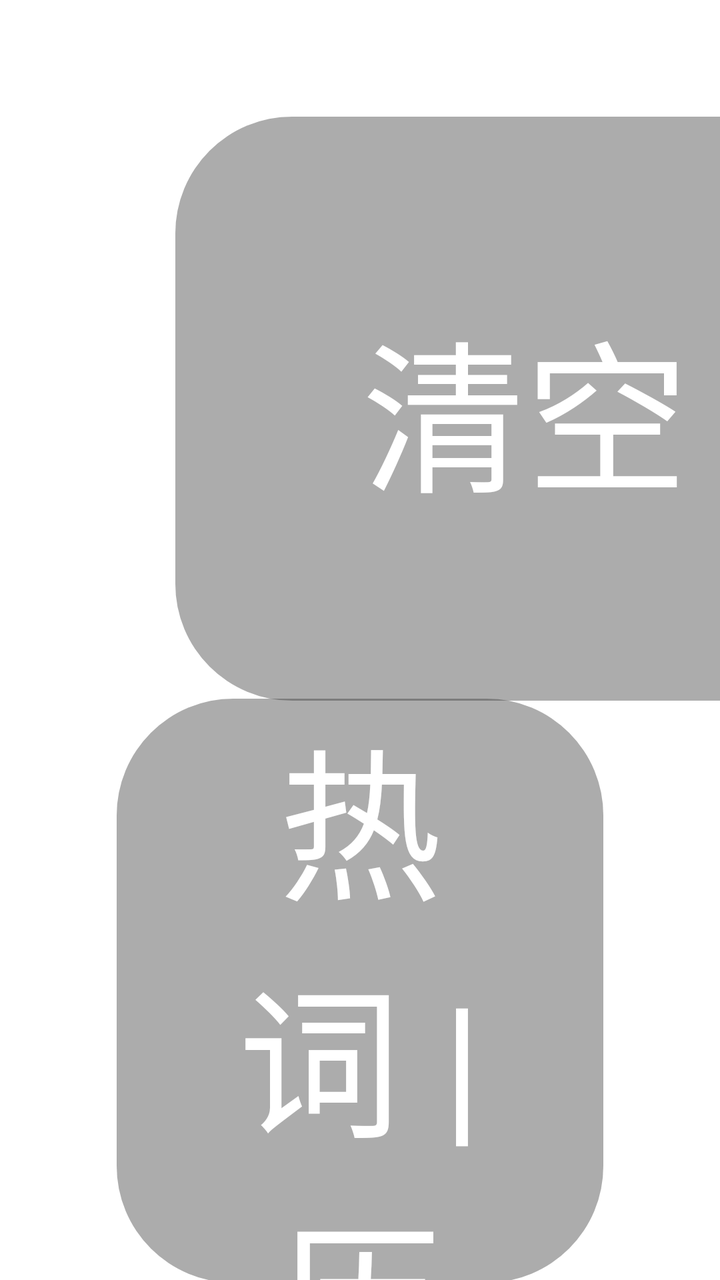
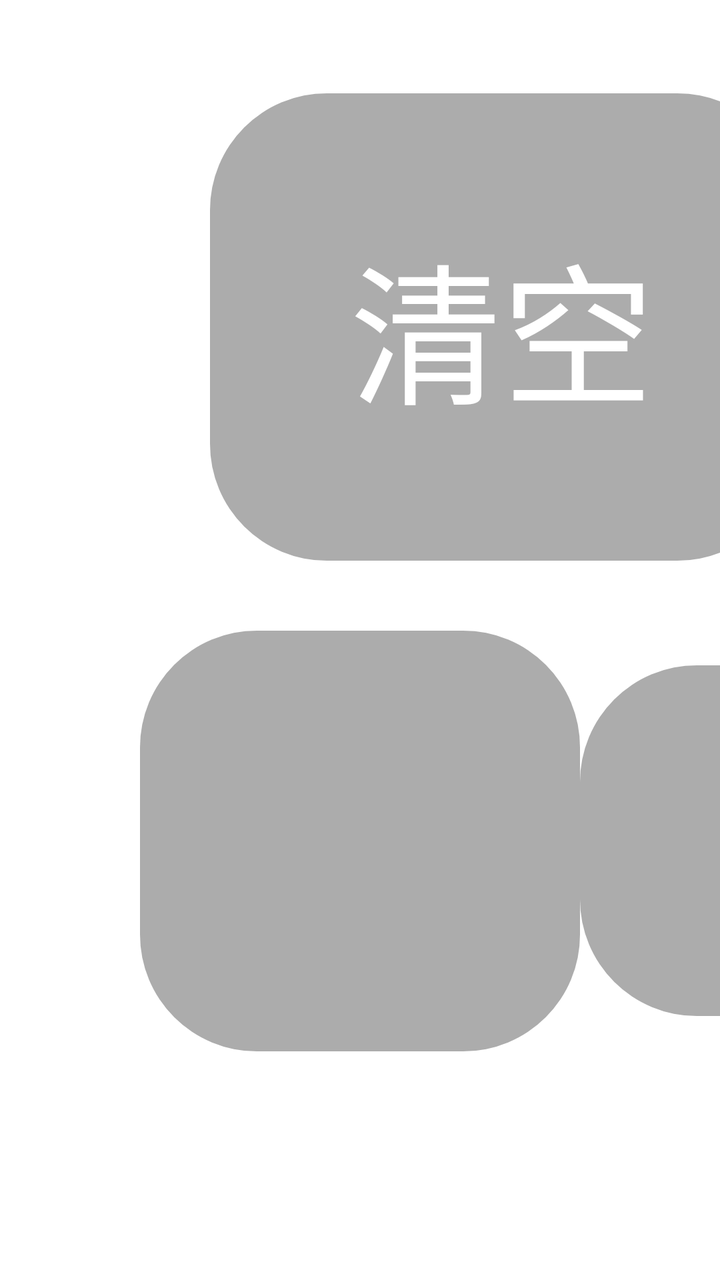

Before-and-after screenshots of an Android layout around one commit, followed by the original layout XML and the change that was made.
<!-- AndroidManifest.xml: application theme AppTheme.NoActionBar -->
<!-- res/layout/activity_search.xml -->
<?xml version="1.0" encoding="utf-8"?>
<LinearLayout xmlns:android="http://schemas.android.com/apk/res/android"
    xmlns:app="http://schemas.android.com/apk/res-auto"
    xmlns:tools="http://schemas.android.com/tools"
    android:layout_width="match_parent"
    android:layout_height="match_parent"
    android:clipChildren="false"
    android:clipToPadding="false"
    android:orientation="vertical"
    android:padding="@dimen/vs_10">

    
    <LinearLayout
        android:layout_width="match_parent"
        android:layout_height="wrap_content"
        android:gravity="center_vertical"
        android:orientation="horizontal">

        <EditText
            android:id="@+id/etSearch"
            android:layout_width="@dimen/vs_0"
            android:layout_height="@dimen/vs_50"
            android:layout_weight="1"
            android:background="@drawable/input_search"
            android:hint="请输入要搜索的内容"
            android:imeOptions="actionDone"
            android:inputType="text"
            android:maxLines="1"
            android:paddingLeft="@dimen/vs_10"
            android:paddingRight="@dimen/vs_10"
            android:textColor="@android:color/white"
            android:textColorHint="#99FFFFFF"
            android:textSize="@dimen/ts_20" />

        <TextView
            android:id="@+id/tvClear"
            android:layout_width="@dimen/vs_60"
            android:layout_height="@dimen/vs_50"
            android:layout_marginLeft="@dimen/vs_5"
            android:background="@drawable/shape_user_focus"
            android:focusable="true"
            android:gravity="center"
            android:text="清空"
            android:textColor="@android:color/white"
            android:textSize="@dimen/ts_20" />

        <TextView
            android:id="@+id/tvSearch"
            android:layout_width="@dimen/vs_60"
            android:layout_height="@dimen/vs_50"
            android:layout_marginLeft="@dimen/vs_5"
            android:background="@drawable/shape_user_focus"
            android:focusable="true"
            android:gravity="center"
            android:text="搜索"
            android:textColor="@android:color/white"
            android:textSize="@dimen/ts_20" />
    </LinearLayout>

    
    <LinearLayout
        android:id="@+id/llWord"
        android:layout_width="match_parent"
        android:layout_height="wrap_content"
        android:layout_marginTop="@dimen/vs_10"
        android:gravity="center_vertical"
        android:orientation="horizontal">

        <TextView
            android:id="@+id/wordSwitch"
            android:layout_width="wrap_content"
            android:layout_height="@dimen/vs_50"
            android:background="@drawable/shape_user_focus"
            android:focusable="true"
            android:gravity="center"
            android:paddingLeft="@dimen/vs_10"
            android:paddingRight="@dimen/vs_10"
            android:text="热词 | 历史"
            android:textColor="@android:color/white"
            android:textSize="@dimen/ts_20"
            android:textStyle="normal" />

        <TextView
            android:id="@+id/tvSearchCheckboxBtn"
            android:layout_width="wrap_content"
            android:layout_height="@dimen/vs_50"
            android:layout_marginLeft="@dimen/vs_5"
            android:background="@drawable/shape_user_focus"
            android:focusable="true"
            android:gravity="center"
            android:paddingLeft="@dimen/vs_10"
            android:paddingRight="@dimen/vs_10"
            android:text="指定搜索源"
            android:textColor="@android:color/white"
            android:textSize="@dimen/ts_20" />

        <com.owen.tvrecyclerview.widget.TvRecyclerView
            android:id="@+id/mGridViewWord"
            android:layout_width="@dimen/vs_0"
            android:layout_height="@dimen/vs_50"
            android:layout_marginLeft="@dimen/vs_5"
            android:layout_weight="1"
            android:clipChildren="false"
            android:clipToPadding="false"
            app:tv_horizontalSpacingWithMargins="@dimen/vs_5"
            app:tv_selectedItemIsCentered="false"
            app:tv_verticalSpacingWithMargins="@dimen/vs_5" />
    </LinearLayout>

    
    <LinearLayout
        android:id="@+id/llHistoryWord"
        android:layout_width="match_parent"
        android:layout_height="@dimen/vs_0"
        android:layout_weight="1"
        android:clipChildren="false"
        android:clipToPadding="false"
        android:orientation="vertical"
        android:paddingTop="@dimen/vs_10"
        android:visibility="gone">

        <LinearLayout
            android:layout_width="match_parent"
            android:layout_height="@dimen/vs_50"
            android:gravity="center_vertical"
            android:orientation="horizontal">

            <TextView
                android:id="@+id/tvHistoryTitle"
                android:layout_width="wrap_content"
                android:layout_height="@dimen/vs_50"
                android:gravity="center_vertical"
                android:letterSpacing="0.08"
                android:text="历  史"
                android:textColor="@android:color/white"
                android:textSize="@dimen/ts_22"
                android:textStyle="bold" />

            <Space
                android:layout_width="@dimen/vs_0"
                android:layout_height="wrap_content"
                android:layout_weight="1" />

            <ImageView
                android:id="@+id/tvHistoryClear"
                android:layout_width="@dimen/vs_50"
                android:layout_height="@dimen/vs_50"
                android:background="@drawable/shape_user_focus"
                android:focusable="true"
                android:padding="@dimen/vs_5"
                android:src="@drawable/icon_delete" />
        </LinearLayout>

        <GridLayout
            android:id="@+id/historyWordGrid"
            android:layout_width="match_parent"
            android:layout_height="wrap_content"
            android:layout_marginTop="@dimen/vs_10"
            android:columnCount="1"
            android:clipChildren="false"
            android:clipToPadding="false" />
    </LinearLayout>

    
    <LinearLayout
        android:id="@+id/llLayout"
        android:layout_width="match_parent"
        android:layout_height="@dimen/vs_0"
        android:layout_weight="1"
        android:layout_marginTop="@dimen/vs_10"
        android:clipChildren="false"
        android:clipToPadding="false"
        android:orientation="vertical">

        <com.owen.tvrecyclerview.widget.TvRecyclerView
            android:id="@+id/mGridView"
            android:layout_width="match_parent"
            android:layout_height="match_parent"
            android:clipChildren="false"
            android:clipToPadding="false"
            android:visibility="invisible"
            app:tv_horizontalSpacingWithMargins="@dimen/vs_5"
            app:tv_selectedItemIsCentered="false"
            app:tv_verticalSpacingWithMargins="@dimen/vs_5" />
    </LinearLayout>

    
    <com.github.tvbox.osc.ui.tv.widget.SearchKeyboard
        android:id="@+id/keyBoardRoot"
        android:layout_width="match_parent"
        android:layout_height="wrap_content"
        android:visibility="gone" />

    
    <LinearLayout
        android:id="@+id/remoteRoot"
        android:layout_width="match_parent"
        android:layout_height="wrap_content"
        android:orientation="vertical"
        android:visibility="gone">

        <TextView
            android:id="@+id/tvAddress"
            android:layout_width="match_parent"
            android:layout_height="wrap_content"
            android:layout_gravity="center_horizontal"
            android:layout_marginTop="@dimen/vs_20"
            android:gravity="center_horizontal"
            android:lineSpacingMultiplier="1.4"
            android:textColor="@android:color/white"
            android:textSize="@dimen/ts_20" />

        <ImageView
            android:id="@+id/ivQRCode"
            android:layout_width="@dimen/vs_300"
            android:layout_height="@dimen/vs_300"
            android:layout_gravity="center_horizontal"
            android:layout_marginTop="@dimen/vs_20"
            tools:ignore="InOrMmUsage" />
    </LinearLayout>
</LinearLayout>
<!-- resources referenced by this layout -->
<resources>
  <dimen name="ts_20">14mm</dimen>
  <dimen name="ts_22">15mm</dimen>
  <dimen name="vs_0">0mm</dimen>
  <dimen name="vs_10">10mm</dimen>
  <dimen name="vs_20">20mm</dimen>
  <dimen name="vs_300">300mm</dimen>
  <dimen name="vs_5">5mm</dimen>
  <dimen name="vs_50">50mm</dimen>
  <dimen name="vs_60">60mm</dimen>
  <!-- drawable icon_delete (drawable) -->
  <vector android:height="24dp" android:tint="#FFFFFF"
      android:viewportHeight="24" android:viewportWidth="24"
      android:width="24dp" xmlns:android="http://schemas.android.com/apk/res/android">
    <path android:fillColor="@android:color/white" android:pathData="M6,19c0,1.1 0.9,2 2,2h8c1.1,0 2,-0.9 2,-2L18,7L6,7v12zM8,9h8v10L8,19L8,9zM15.5,4l-1,-1h-5l-1,1L5,4v2h14L19,4z"/>
  </vector>
  <!-- drawable input_search (drawable) -->
  <?xml version="1.0" encoding="utf-8"?>
  <shape xmlns:android="http://schemas.android.com/apk/res/android">
      <corners android:radius="10mm" />
      <stroke
          android:width="@dimen/vs_2"
          android:color="#99FFFFFF" />
  </shape>
  <!-- drawable shape_user_focus (drawable) -->
  <?xml version="1.0" encoding="utf-8"?>
  <selector xmlns:android="http://schemas.android.com/apk/res/android">
      <item android:state_focused="true">
          <shape>
              <corners android:radius="10mm" />
              <stroke android:width="2mm" android:color="@color/color_FFFFFF" />
              <solid android:color="@color/color_6C3D3D3D" />
          </shape>
      </item>
      <item android:state_focused="false">
          <shape>
              <corners android:radius="10mm" />
              <solid android:color="@color/color_6C3D3D3D"/>
          </shape>
      </item>
  </selector>
  <style name="AppTheme.NoActionBar" parent="AppTheme">
          <item name="android:windowActionBar">false</item>
          <item name="android:windowNoTitle">true</item>
          <item name="windowActionBar">false</item>
          <item name="android:windowFullscreen">true</item>//全屏即无通知栏
          <item name="android:windowContentOverlay">@null</item>//是否有遮盖
          <item name="windowNoTitle">true</item>
          <item name="android:keepScreenOn">true</item>
          
          <item name="android:windowBackground">@android:color/transparent</item>
      </style>
  <dimen name="vs_2">2mm</dimen>
  <color name="color_FFFFFF">#ffffffff</color>
  <color name="color_6C3D3D3D">#6c3d3d3d</color>
  <style name="AppTheme" parent="Theme.AppCompat.Light.DarkActionBar">
          
          <item name="colorPrimary">@color/color_6200EE</item>
          <item name="colorPrimaryDark">@color/color_3700B3</item>
          <item name="colorAccent">@color/color_03DAC5</item>
      </style>
  <color name="color_6200EE">#6200EE</color>
  <color name="color_3700B3">#3700B3</color>
  <color name="color_03DAC5">#03DAC5</color>
</resources>

<!-- the commit's change to res/layout/activity_search.xml (unified diff, before → after) -->
@@ -7,19 +7,21 @@
     android:clipChildren="false"
     android:clipToPadding="false"
     android:orientation="vertical"
-    android:padding="@dimen/vs_10">
+    android:paddingLeft="@dimen/vs_12"
+    android:paddingTop="@dimen/vs_8"
+    android:paddingRight="@dimen/vs_12">
 
     
     <LinearLayout
         android:layout_width="match_parent"
-        android:layout_height="wrap_content"
+        android:layout_height="@dimen/vs_40"
         android:gravity="center_vertical"
         android:orientation="horizontal">
 
         <EditText
             android:id="@+id/etSearch"
             android:layout_width="@dimen/vs_0"
-            android:layout_height="@dimen/vs_50"
+            android:layout_height="match_parent"
             android:layout_weight="1"
             android:background="@drawable/input_search"
             android:hint="请输入要搜索的内容"
@@ -30,136 +32,163 @@
             android:paddingRight="@dimen/vs_10"
             android:textColor="@android:color/white"
             android:textColorHint="#99FFFFFF"
-            android:textSize="@dimen/ts_20" />
+            android:textSize="@dimen/ts_18" />
 
         <TextView
             android:id="@+id/tvClear"
-            android:layout_width="@dimen/vs_60"
-            android:layout_height="@dimen/vs_50"
-            android:layout_marginLeft="@dimen/vs_5"
+            android:layout_width="@dimen/vs_50"
+            android:layout_height="match_parent"
+            android:layout_marginLeft="@dimen/vs_6"
             android:background="@drawable/shape_user_focus"
             android:focusable="true"
             android:gravity="center"
+            android:singleLine="true"
             android:text="清空"
             android:textColor="@android:color/white"
-            android:textSize="@dimen/ts_20" />
+            android:textSize="@dimen/ts_18" />
 
         <TextView
             android:id="@+id/tvSearch"
             android:layout_width="@dimen/vs_60"
-            android:layout_height="@dimen/vs_50"
-            android:layout_marginLeft="@dimen/vs_5"
+            android:layout_height="match_parent"
+            android:layout_marginLeft="@dimen/vs_6"
             android:background="@drawable/shape_user_focus"
             android:focusable="true"
             android:gravity="center"
+            android:singleLine="true"
             android:text="搜索"
             android:textColor="@android:color/white"
-            android:textSize="@dimen/ts_20" />
+            android:textSize="@dimen/ts_18" />
     </LinearLayout>
 
     
-    <LinearLayout
-        android:id="@+id/llWord"
-        android:layout_width="match_parent"
-        android:layout_height="wrap_content"
-        android:layout_marginTop="@dimen/vs_10"
-        android:gravity="center_vertical"
-        android:orientation="horizontal">
-
-        <TextView
-            android:id="@+id/wordSwitch"
-            android:layout_width="wrap_content"
-            android:layout_height="@dimen/vs_50"
-            android:background="@drawable/shape_user_focus"
-            android:focusable="true"
-            android:gravity="center"
-            android:paddingLeft="@dimen/vs_10"
-            android:paddingRight="@dimen/vs_10"
-            android:text="热词 | 历史"
-            android:textColor="@android:color/white"
-            android:textSize="@dimen/ts_20"
-            android:textStyle="normal" />
-
-        <TextView
-            android:id="@+id/tvSearchCheckboxBtn"
-            android:layout_width="wrap_content"
-            android:layout_height="@dimen/vs_50"
-            android:layout_marginLeft="@dimen/vs_5"
-            android:background="@drawable/shape_user_focus"
-            android:focusable="true"
-            android:gravity="center"
-            android:paddingLeft="@dimen/vs_10"
-            android:paddingRight="@dimen/vs_10"
-            android:text="指定搜索源"
-            android:textColor="@android:color/white"
-            android:textSize="@dimen/ts_20" />
-
-        <com.owen.tvrecyclerview.widget.TvRecyclerView
-            android:id="@+id/mGridViewWord"
-            android:layout_width="@dimen/vs_0"
-            android:layout_height="@dimen/vs_50"
-            android:layout_marginLeft="@dimen/vs_5"
-            android:layout_weight="1"
-            android:clipChildren="false"
-            android:clipToPadding="false"
-            app:tv_horizontalSpacingWithMargins="@dimen/vs_5"
-            app:tv_selectedItemIsCentered="false"
-            app:tv_verticalSpacingWithMargins="@dimen/vs_5" />
-    </LinearLayout>
-
-    
-    <LinearLayout
-        android:id="@+id/llHistoryWord"
+    <ScrollView
+        android:id="@+id/llWordsScroll"
         android:layout_width="match_parent"
         android:layout_height="@dimen/vs_0"
         android:layout_weight="1"
         android:clipChildren="false"
         android:clipToPadding="false"
-        android:orientation="vertical"
-        android:paddingTop="@dimen/vs_10"
-        android:visibility="gone">
+        android:fillViewport="false"
+        android:scrollbars="none">
 
         <LinearLayout
             android:layout_width="match_parent"
-            android:layout_height="@dimen/vs_50"
-            android:gravity="center_vertical"
-            android:orientation="horizontal">
-
-            <TextView
-                android:id="@+id/tvHistoryTitle"
-                android:layout_width="wrap_content"
-                android:layout_height="@dimen/vs_50"
+            android:layout_height="wrap_content"
+            android:clipChildren="false"
+            android:clipToPadding="false"
+            android:orientation="vertical"
+            android:paddingBottom="@dimen/vs_20">
+
+            
+            <LinearLayout
+                android:layout_width="match_parent"
+                android:layout_height="@dimen/vs_36"
+                android:layout_marginTop="@dimen/vs_6"
                 android:gravity="center_vertical"
-                android:letterSpacing="0.08"
-                android:text="历  史"
-                android:textColor="@android:color/white"
-                android:textSize="@dimen/ts_22"
-                android:textStyle="bold" />
-
-            <Space
-                android:layout_width="@dimen/vs_0"
+                android:orientation="horizontal">
+
+                <TextView
+                    android:id="@+id/wordSwitch"
+                    android:layout_width="wrap_content"
+                    android:layout_height="match_parent"
+                    android:background="@drawable/shape_user_focus"
+                    android:focusable="true"
+                    android:gravity="center"
+                    android:letterSpacing="0.08"
+                    android:paddingLeft="@dimen/vs_10"
+                    android:paddingRight="@dimen/vs_10"
+                    android:singleLine="true"
+                    android:text="热  门"
+                    android:textColor="@android:color/white"
+                    android:textSize="@dimen/ts_22"
+                    android:textStyle="bold" />
+
+                <Space
+                    android:layout_width="@dimen/vs_0"
+                    android:layout_height="@dimen/vs_1"
+                    android:layout_weight="1" />
+
+                <TextView
+                    android:id="@+id/tvSearchCheckboxBtn"
+                    android:layout_width="wrap_content"
+                    android:layout_height="@dimen/vs_30"
+                    android:background="@drawable/shape_user_focus"
+                    android:focusable="true"
+                    android:gravity="center"
+                    android:paddingLeft="@dimen/vs_10"
+                    android:paddingRight="@dimen/vs_10"
+                    android:singleLine="true"
+                    android:text="指定搜索源"
+                    android:textColor="@android:color/white"
+                    android:textSize="@dimen/ts_18" />
+            </LinearLayout>
+
+            
+            <GridLayout
+                android:id="@+id/hotWordGrid"
+                android:layout_width="match_parent"
                 android:layout_height="wrap_content"
-                android:layout_weight="1" />
-
-            <ImageView
-                android:id="@+id/tvHistoryClear"
-                android:layout_width="@dimen/vs_50"
-                android:layout_height="@dimen/vs_50"
-                android:background="@drawable/shape_user_focus"
-                android:focusable="true"
-                android:padding="@dimen/vs_5"
-                android:src="@drawable/icon_delete" />
+                android:layout_marginTop="@dimen/vs_4"
+                android:clipChildren="false"
+                android:clipToPadding="false"
+                android:columnCount="1" />
+
+            
+            <LinearLayout
+                android:id="@+id/llHistoryWord"
+                android:layout_width="match_parent"
+                android:layout_height="wrap_content"
+                android:clipChildren="false"
+                android:clipToPadding="false"
+                android:orientation="vertical"
+                android:visibility="gone">
+
+                <LinearLayout
+                    android:layout_width="match_parent"
+                    android:layout_height="@dimen/vs_30"
+                    android:layout_marginTop="@dimen/vs_14"
+                    android:gravity="center_vertical"
+                    android:orientation="horizontal">
+
+                    <TextView
+                        android:id="@+id/tvHistoryTitle"
+                        android:layout_width="wrap_content"
+                        android:layout_height="match_parent"
+                        android:gravity="center_vertical"
+                        android:letterSpacing="0.08"
+                        android:singleLine="true"
+                        android:text="历  史"
+                        android:textColor="@android:color/white"
+                        android:textSize="@dimen/ts_22"
+                        android:textStyle="bold" />
+
+                    <Space
+                        android:layout_width="@dimen/vs_0"
+                        android:layout_height="@dimen/vs_1"
+                        android:layout_weight="1" />
+
+                    <ImageView
+                        android:id="@+id/tvHistoryClear"
+                        android:layout_width="@dimen/vs_30"
+                        android:layout_height="@dimen/vs_30"
+                        android:background="@drawable/shape_user_focus"
+                        android:focusable="true"
+                        android:padding="@dimen/vs_6"
+                        android:src="@drawable/icon_delete" />
+                </LinearLayout>
+
+                <GridLayout
+                    android:id="@+id/historyWordGrid"
+                    android:layout_width="match_parent"
+                    android:layout_height="wrap_content"
+                    android:layout_marginTop="@dimen/vs_4"
+                    android:clipChildren="false"
+                    android:clipToPadding="false"
+                    android:columnCount="1" />
+            </LinearLayout>
         </LinearLayout>
-
-        <GridLayout
-            android:id="@+id/historyWordGrid"
-            android:layout_width="match_parent"
-            android:layout_height="wrap_content"
-            android:layout_marginTop="@dimen/vs_10"
-            android:columnCount="1"
-            android:clipChildren="false"
-            android:clipToPadding="false" />
-    </LinearLayout>
+    </ScrollView>
 
     
     <LinearLayout
@@ -167,7 +196,7 @@
         android:layout_width="match_parent"
         android:layout_height="@dimen/vs_0"
         android:layout_weight="1"
-        android:layout_marginTop="@dimen/vs_10"
+        android:layout_marginTop="@dimen/vs_6"
         android:clipChildren="false"
         android:clipToPadding="false"
         android:orientation="vertical">
<!-- resource entries referenced after the edit -->
@@ -1,14 +1,24 @@
 <!-- resources referenced by this layout -->
 <resources>
+  <dimen name="ts_18">13mm</dimen>
   <dimen name="ts_20">14mm</dimen>
   <dimen name="ts_22">15mm</dimen>
   <dimen name="vs_0">0mm</dimen>
+  <dimen name="vs_1">1mm</dimen>
   <dimen name="vs_10">10mm</dimen>
+  <dimen name="vs_12">12mm</dimen>
+  <dimen name="vs_14">14mm</dimen>
   <dimen name="vs_20">20mm</dimen>
+  <dimen name="vs_30">30mm</dimen>
   <dimen name="vs_300">300mm</dimen>
+  <dimen name="vs_36">36mm</dimen>
+  <dimen name="vs_4">4mm</dimen>
+  <dimen name="vs_40">40mm</dimen>
   <dimen name="vs_5">5mm</dimen>
   <dimen name="vs_50">50mm</dimen>
+  <dimen name="vs_6">6mm</dimen>
   <dimen name="vs_60">60mm</dimen>
+  <dimen name="vs_8">8mm</dimen>
   <!-- drawable icon_delete (drawable) -->
   <vector android:height="24dp" android:tint="#FFFFFF"
       android:viewportHeight="24" android:viewportWidth="24"
